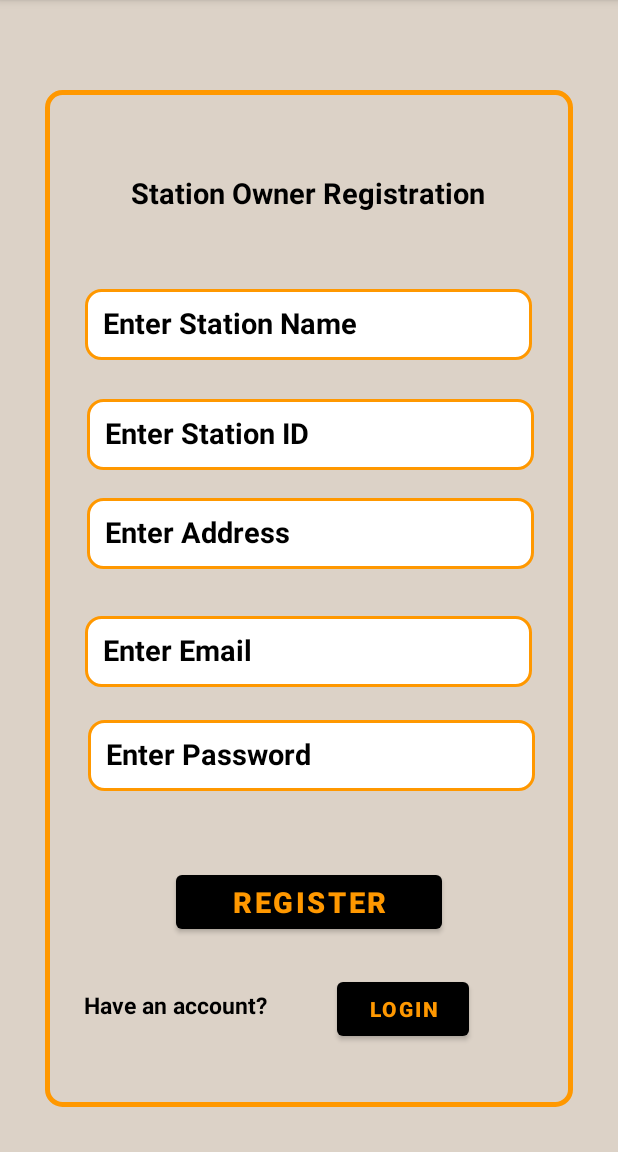
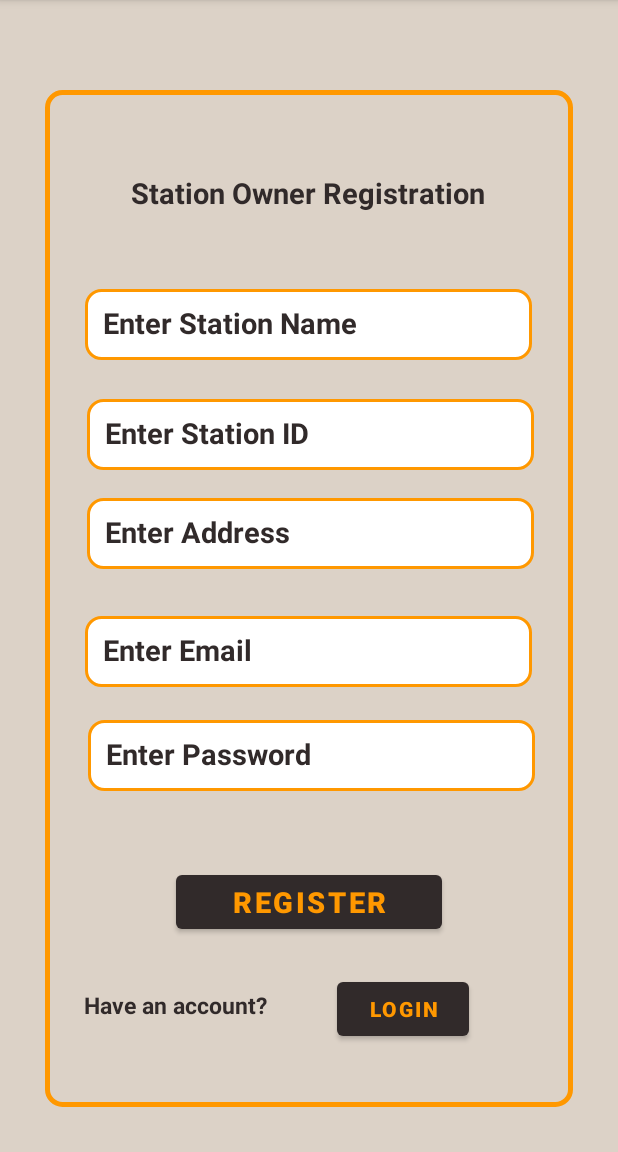
Before and after one commit to aparna-jay/FuelQueueManagementClient, an Android app: the StationOwnerRegistrationActivity screen opened directly, with no data from a screen before it, on a phone screen of 412 x 824 dp, the part 84-1236 px from its top. Run offline under Robolectric (Android 15) with nearby library versions, the phone set to English and light mode, and no system bars.

Commit message:
Minor colour changes of station owner registration

```diff
--- a/app/src/main/res/layout/activity_station_owner_registration.xml
+++ b/app/src/main/res/layout/activity_station_owner_registration.xml
@@ -31,8 +31,8 @@
         android:hint="Enter Password"
         android:inputType="textPassword"
         android:padding="12dp"
-        android:textColor="@color/black"
-        android:textColorHint="#000000"
+        android:textColor="@color/btn_background"
+        android:textColorHint="@color/btn_background"
         android:textSize="19sp"
         android:textStyle="bold"
         app:layout_constraintBottom_toBottomOf="parent"
@@ -51,8 +51,8 @@
         android:hint="Enter Station Name"
         android:inputType="textPersonName"
         android:padding="12dp"
-        android:textColor="@color/black"
-        android:textColorHint="#000000"
+        android:textColor="@color/btn_background"
+        android:textColorHint="@color/btn_background"
         android:textSize="19sp"
         android:textStyle="bold"
         app:layout_constraintBottom_toBottomOf="parent"
@@ -70,8 +70,8 @@
         android:ems="10"
         android:hint="Enter Email"
         android:padding="12dp"
-        android:textColor="@color/black"
-        android:textColorHint="#000000"
+        android:textColor="@color/btn_background"
+        android:textColorHint="@color/btn_background"
         android:textSize="19sp"
         android:textStyle="bold"
         app:layout_constraintBottom_toBottomOf="parent"
@@ -88,7 +88,7 @@
         android:text="Register"
         android:textSize="19sp"
         android:textStyle="bold"
-        app:backgroundTint="@color/black"
+        app:backgroundTint="@color/btn_background"
         android:textColor="#FF9800"
         app:layout_constraintBottom_toBottomOf="parent"
         app:layout_constraintEnd_toEndOf="parent"
@@ -101,7 +101,7 @@
         android:layout_width="126dp"
         android:layout_height="38dp"
         android:text="Have an account?"
-        android:textColor="@color/black"
+        android:textColor="@color/btn_background"
         android:textSize="15sp"
         android:textStyle="bold"
         app:layout_constraintBottom_toBottomOf="parent"
@@ -119,7 +119,7 @@
         android:textColor="#FF9800"
         android:textSize="14sp"
         android:textStyle="bold"
-        app:backgroundTint="@color/black"
+        app:backgroundTint="@color/btn_background"
         app:layout_constraintBottom_toBottomOf="parent"
         app:layout_constraintEnd_toEndOf="parent"
         app:layout_constraintHorizontal_bias="0.693"
@@ -132,7 +132,7 @@
         android:layout_width="wrap_content"
         android:layout_height="wrap_content"
         android:text="Station Owner Registration"
-        android:textColor="@color/black"
+        android:textColor="@color/btn_background"
         android:textSize="19sp"
         android:textStyle="bold"
         app:layout_constraintBottom_toBottomOf="parent"
@@ -153,8 +153,8 @@
         android:hint="Enter Address"
         android:inputType="textPersonName"
         android:padding="12dp"
-        android:textColor="@color/black"
-        android:textColorHint="#000000"
+        android:textColor="@color/btn_background"
+        android:textColorHint="@color/btn_background"
         android:textSize="19sp"
         android:textStyle="bold"
         app:layout_constraintBottom_toBottomOf="parent"
@@ -173,8 +173,8 @@
         android:hint="Enter Station ID"
         android:inputType="textPersonName"
         android:padding="12dp"
-        android:textColor="@color/black"
-        android:textColorHint="#000000"
+        android:textColor="@color/btn_background"
+        android:textColorHint="@color/btn_background"
         android:textSize="19sp"
         android:textStyle="bold"
         app:layout_constraintBottom_toBottomOf="parent"
```
